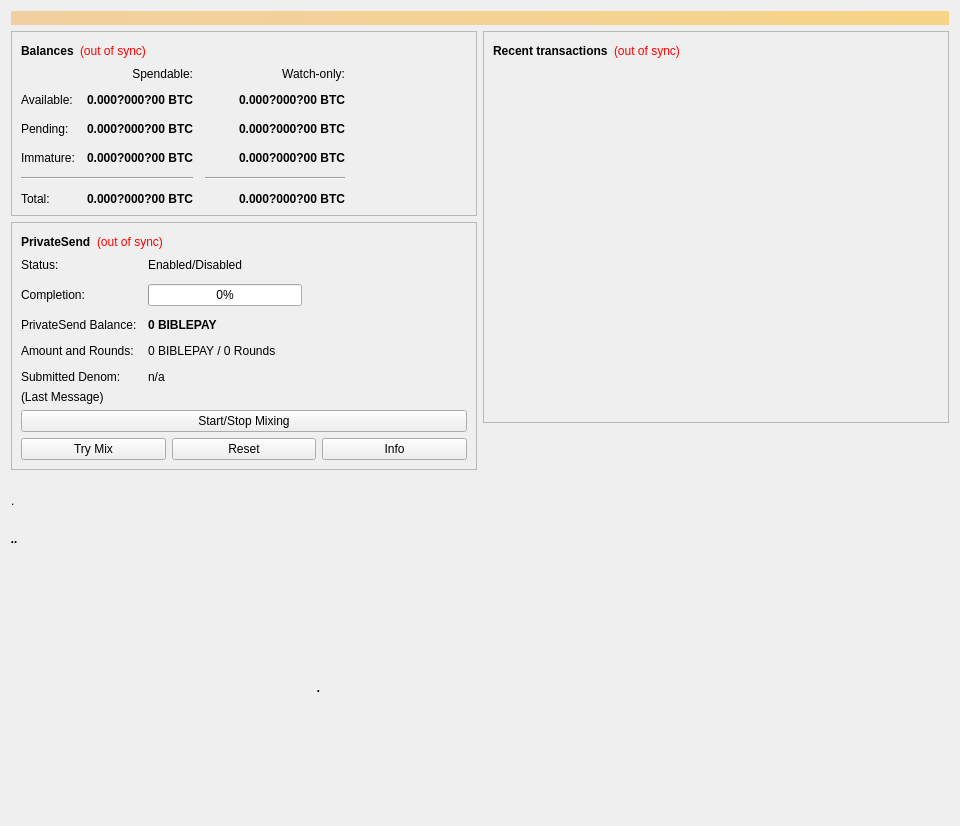
biblepay/biblepay_legacy, file src/qt/forms/overviewpage.ui: the form before one commit.
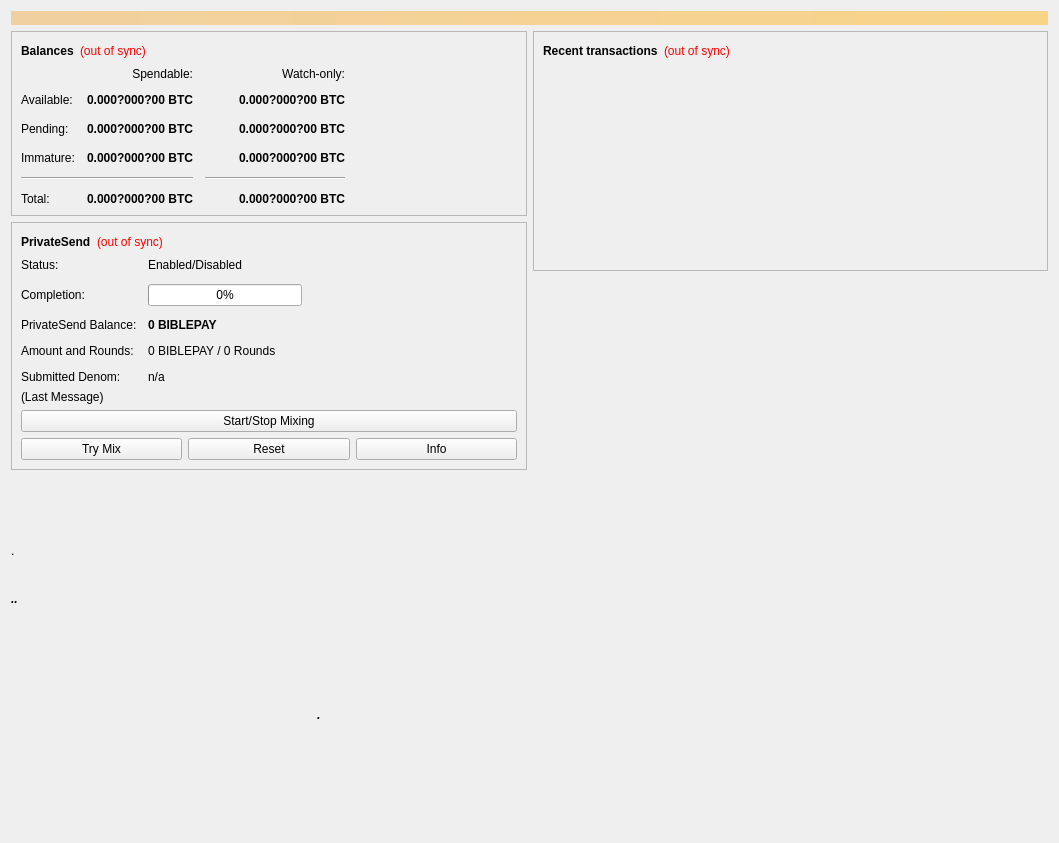
The form after the commit.

What changed in the file:
```diff
--- a/src/qt/forms/overviewpage.ui
+++ b/src/qt/forms/overviewpage.ui
@@ -6,8 +6,8 @@
    <rect>
     <x>0</x>
     <y>0</y>
-    <width>960</width>
-    <height>826</height>
+    <width>1059</width>
+    <height>843</height>
    </rect>
   </property>
   <property name="minimumSize">
@@ -639,106 +639,6 @@
          </layout>
         </widget>
        </item>
-       <item>
-        <widget class="QLabel" name="txtDisplay">
-         <property name="sizePolicy">
-          <sizepolicy hsizetype="Preferred" vsizetype="Preferred">
-           <horstretch>0</horstretch>
-           <verstretch>0</verstretch>
-          </sizepolicy>
-         </property>
-         <property name="minimumSize">
-          <size>
-           <width>200</width>
-           <height>50</height>
-          </size>
-         </property>
-         <property name="maximumSize">
-          <size>
-           <width>16777215</width>
-           <height>1677777</height>
-          </size>
-         </property>
-         <property name="text">
-          <string>.</string>
-         </property>
-         <property name="wordWrap">
-          <bool>true</bool>
-         </property>
-        </widget>
-       </item>
-       <item>
-        <widget class="QLabel" name="txtDisplay2">
-         <property name="sizePolicy">
-          <sizepolicy hsizetype="Preferred" vsizetype="Expanding">
-           <horstretch>0</horstretch>
-           <verstretch>0</verstretch>
-          </sizepolicy>
-         </property>
-         <property name="minimumSize">
-          <size>
-           <width>200</width>
-           <height>100</height>
-          </size>
-         </property>
-         <property name="maximumSize">
-          <size>
-           <width>16777215</width>
-           <height>1677777</height>
-          </size>
-         </property>
-         <property name="font">
-          <font>
-           <pointsize>9</pointsize>
-           <weight>75</weight>
-           <italic>true</italic>
-           <bold>true</bold>
-          </font>
-         </property>
-         <property name="text">
-          <string>..</string>
-         </property>
-         <property name="alignment">
-          <set>Qt::AlignLeading|Qt::AlignLeft|Qt::AlignTop</set>
-         </property>
-         <property name="wordWrap">
-          <bool>true</bool>
-         </property>
-        </widget>
-       </item>
-       <item>
-        <widget class="QLabel" name="txtDisplay3">
-         <property name="sizePolicy">
-          <sizepolicy hsizetype="Preferred" vsizetype="Preferred">
-           <horstretch>0</horstretch>
-           <verstretch>0</verstretch>
-          </sizepolicy>
-         </property>
-         <property name="minimumSize">
-          <size>
-           <width>200</width>
-           <height>100</height>
-          </size>
-         </property>
-         <property name="maximumSize">
-          <size>
-           <width>16777215</width>
-           <height>1677777</height>
-          </size>
-         </property>
-         <property name="font">
-          <font>
-           <pointsize>9</pointsize>
-           <weight>75</weight>
-           <italic>true</italic>
-           <bold>true</bold>
-          </font>
-         </property>
-         <property name="text">
-          <string>                                                                                            .</string>
-         </property>
-        </widget>
-       </item>
        <item>
         <spacer name="verticalSpacer">
          <property name="orientation">
@@ -850,6 +750,125 @@
      </item>
     </layout>
    </item>
+   <item>
+    <layout class="QVBoxLayout" name="verticalLayout_5"/>
+   </item>
+   <item>
+    <widget class="QLabel" name="txtDisplay">
+     <property name="sizePolicy">
+      <sizepolicy hsizetype="Preferred" vsizetype="Preferred">
+       <horstretch>0</horstretch>
+       <verstretch>0</verstretch>
+      </sizepolicy>
+     </property>
+     <property name="minimumSize">
+      <size>
+       <width>700</width>
+       <height>70</height>
+      </size>
+     </property>
+     <property name="maximumSize">
+      <size>
+       <width>16777215</width>
+       <height>125</height>
+      </size>
+     </property>
+     <property name="text">
+      <string>.</string>
+     </property>
+     <property name="wordWrap">
+      <bool>true</bool>
+     </property>
+    </widget>
+   </item>
+   <item>
+    <widget class="QLabel" name="txtDisplay2">
+     <property name="sizePolicy">
+      <sizepolicy hsizetype="Preferred" vsizetype="Expanding">
+       <horstretch>0</horstretch>
+       <verstretch>0</verstretch>
+      </sizepolicy>
+     </property>
+     <property name="minimumSize">
+      <size>
+       <width>700</width>
+       <height>70</height>
+      </size>
+     </property>
+     <property name="maximumSize">
+      <size>
+       <width>16777215</width>
+       <height>125</height>
+      </size>
+     </property>
+     <property name="font">
+      <font>
+       <pointsize>9</pointsize>
+       <weight>75</weight>
+       <italic>true</italic>
+       <bold>true</bold>
+      </font>
+     </property>
+     <property name="text">
+      <string>..</string>
+     </property>
+     <property name="alignment">
+      <set>Qt::AlignLeading|Qt::AlignLeft|Qt::AlignTop</set>
+     </property>
+     <property name="wordWrap">
+      <bool>true</bool>
+     </property>
+    </widget>
+   </item>
+   <item>
+    <widget class="QLabel" name="txtDisplay3">
+     <property name="sizePolicy">
+      <sizepolicy hsizetype="Preferred" vsizetype="Preferred">
+       <horstretch>0</horstretch>
+       <verstretch>0</verstretch>
+      </sizepolicy>
+     </property>
+     <property name="minimumSize">
+      <size>
+       <width>700</width>
+       <height>50</height>
+      </size>
+     </property>
+     <property name="maximumSize">
+      <size>
+       <width>16777215</width>
+       <height>125</height>
+      </size>
+     </property>
+     <property name="font">
+      <font>
+       <pointsize>9</pointsize>
+       <weight>75</weight>
+       <italic>true</italic>
+       <bold>true</bold>
+      </font>
+     </property>
+     <property name="text">
+      <string>                                                                                            .</string>
+     </property>
+    </widget>
+   </item>
+   <item>
+    <spacer name="verticalSpacer_3">
+     <property name="orientation">
+      <enum>Qt::Vertical</enum>
+     </property>
+     <property name="sizeHint" stdset="0">
+      <size>
+       <width>20</width>
+       <height>40</height>
+      </size>
+     </property>
+    </spacer>
+   </item>
+   <item>
+    <layout class="QHBoxLayout" name="horizontalLayout_3"/>
+   </item>
   </layout>
  </widget>
  <resources/>
```
